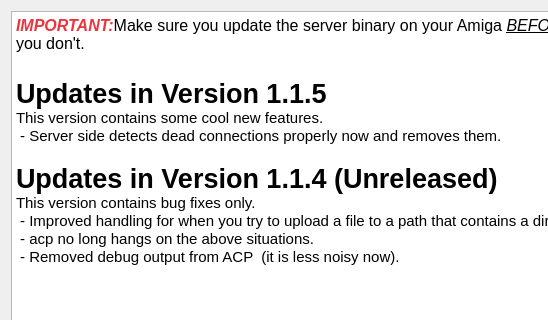
WDrijver/ApolloExplorer, file ApolloExplorerPC/dialogwhatsnew.ui: the form before one commit; both pictures show x 0 to 548 and y 0 to 320 of the 1116 by 997 pixel window.
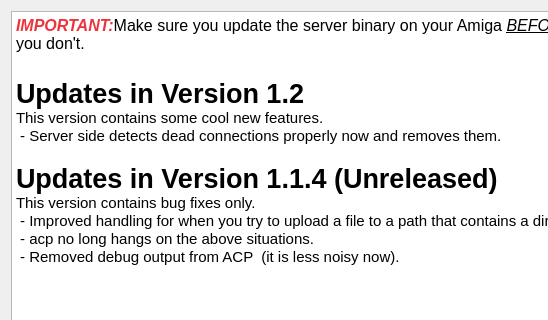
The form after the commit. Icons and pictures are not drawn.

Patch:
```diff
--- a/ApolloExplorerPC/dialogwhatsnew.ui
+++ b/ApolloExplorerPC/dialogwhatsnew.ui
@@ -30,7 +30,7 @@
 &lt;/style&gt;&lt;/head&gt;&lt;body style=&quot; font-family:'Ubuntu'; font-size:11pt; font-weight:400; font-style:normal;&quot;&gt;
 &lt;p style=&quot; margin-top:0px; margin-bottom:0px; margin-left:0px; margin-right:0px; -qt-block-indent:0; text-indent:0px;&quot;&gt;&lt;span style=&quot; font-size:12pt; font-weight:700; font-style:italic; color:#ed333b;&quot;&gt;IMPORTANT:&lt;/span&gt;&lt;span style=&quot; font-size:12pt;&quot;&gt;Make sure you update the server binary on your Amiga &lt;/span&gt;&lt;span style=&quot; font-size:12pt; font-style:italic; text-decoration: underline;&quot;&gt;BEFORE&lt;/span&gt;&lt;span style=&quot; font-size:12pt;&quot;&gt; you use the new client.   All sorts of a interesting things might happen if you don't.&lt;/span&gt;&lt;/p&gt;
 &lt;p style=&quot;-qt-paragraph-type:empty; margin-top:0px; margin-bottom:0px; margin-left:0px; margin-right:0px; -qt-block-indent:0; text-indent:0px; font-size:16pt; text-decoration: underline;&quot;&gt;&lt;br /&gt;&lt;/p&gt;
-&lt;p style=&quot; margin-top:0px; margin-bottom:0px; margin-left:0px; margin-right:0px; -qt-block-indent:0; text-indent:0px;&quot;&gt;&lt;span style=&quot; font-size:20pt; font-weight:700;&quot;&gt;Updates in Version 1.1.5&lt;/span&gt;&lt;/p&gt;
+&lt;p style=&quot; margin-top:0px; margin-bottom:0px; margin-left:0px; margin-right:0px; -qt-block-indent:0; text-indent:0px;&quot;&gt;&lt;span style=&quot; font-size:20pt; font-weight:700;&quot;&gt;Updates in Version 1.2&lt;/span&gt;&lt;/p&gt;
 &lt;p style=&quot; margin-top:0px; margin-bottom:0px; margin-left:0px; margin-right:0px; -qt-block-indent:0; text-indent:0px;&quot;&gt;This version contains some cool new features.&lt;/p&gt;
 &lt;p style=&quot; margin-top:0px; margin-bottom:0px; margin-left:0px; margin-right:0px; -qt-block-indent:0; text-indent:0px;&quot;&gt; - Server side detects dead connections properly now and removes them.&lt;/p&gt;
 &lt;p style=&quot;-qt-paragraph-type:empty; margin-top:0px; margin-bottom:0px; margin-left:0px; margin-right:0px; -qt-block-indent:0; text-indent:0px;&quot;&gt;&lt;br /&gt;&lt;/p&gt;
```
